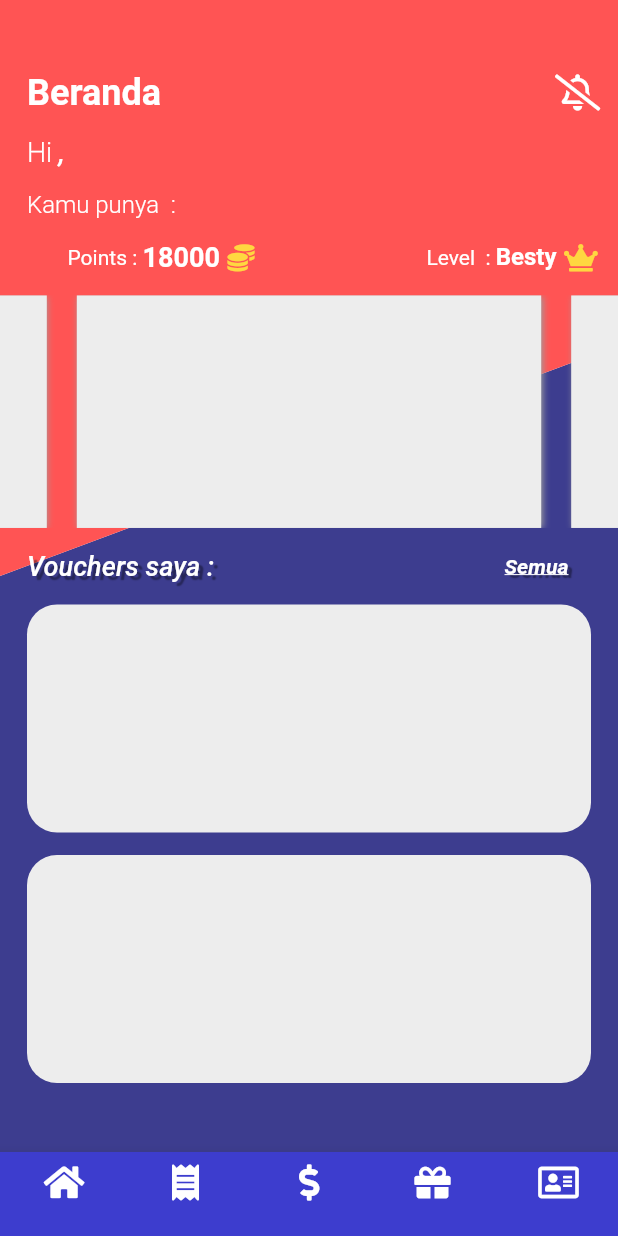
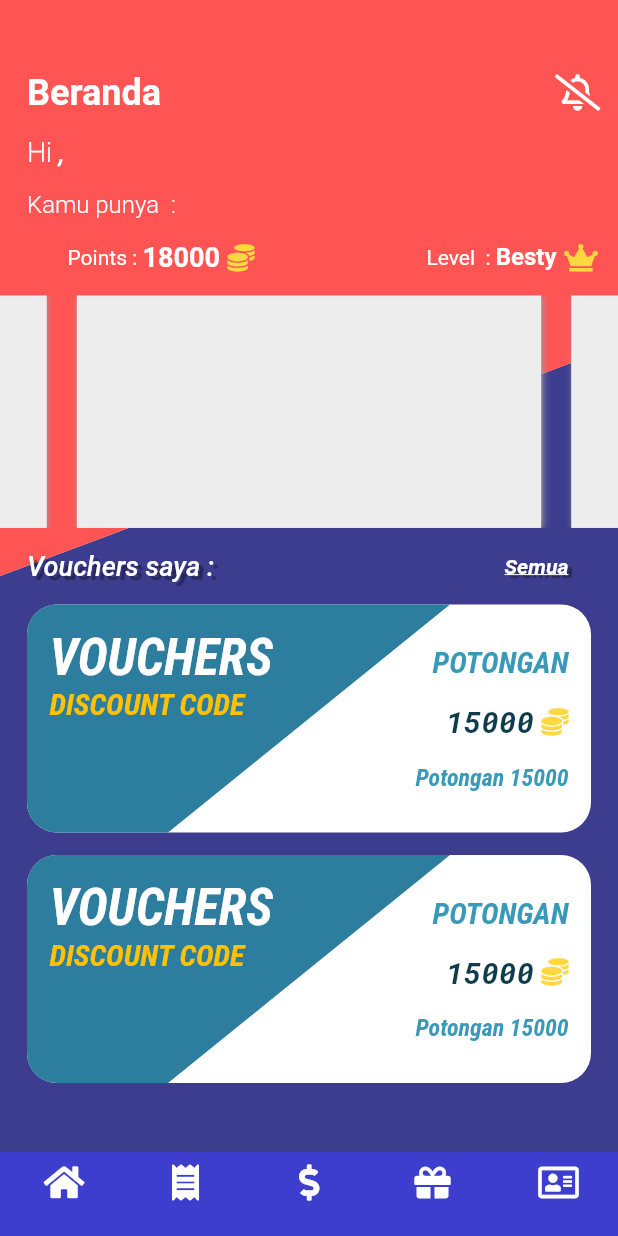
Before and after one commit to yusmardianto/CustomerLoyalty-flutter, a Flutter app: the HomePage screen opened by its route, after a tap on an icon or button, on a phone screen of 412 x 824 dp. Run offline on Flutter 3.47's test engine with Material 2 defaults, Android fonts, the phone set to English and light mode, and no system bars; drawn by our look-alikes of carousel_slider; our stand-ins replace flutter_form_builder, fluttertoast, font_awesome_flutter, google_fonts, shared_preferences; missing offline and left inert: dart:ffi, oauth2; accounts and stored records are empty; Roboto replaces fonts that are missing (PT_Mono).

Commit message:
voucher template done

```diff
--- /dev/null
+++ b/lib/CustomShape/voucher_shape.dart
@@ -0,0 +1,39 @@
+import 'dart:typed_data';
+
+import 'package:flutter/material.dart';
+import 'dart:ui' as ui;
+
+import 'package:flutter/services.dart';
+
+class VoucherPainter extends CustomPainter {
+  // ui.Image assetImage;
+  // VoucherPainter(this.assetImage) : super();
+  String type;
+  VoucherPainter(this.type) : super();
+
+  @override
+  void paint(Canvas canvas, Size size) async{
+    var paint = Paint();
+    if(type == "Voucher Code"){
+      paint.color = Color.fromRGBO(45, 125, 159, 1);
+    }
+    else{
+      paint.color = Color.fromRGBO(255, 84, 84, 1);
+    }
+    paint.style = PaintingStyle.fill;
+    var path = Path();
+    path.moveTo(20, 0);
+    path.lineTo(size.width*0.75,0);
+    path.lineTo(size.width*0.25, size.height);
+    path.lineTo(20, size.height);
+    path.lineTo(20, 0);
+    path.addRRect(RRect.fromRectAndCorners(Rect.fromLTWH(0, 0, 20, size.height), topLeft: Radius.circular(20), bottomLeft: Radius.circular(20)));
+    // TODO: Draw your path
+    canvas.drawPath(path, paint);
+  }
+
+  @override
+  bool shouldRepaint(CustomPainter oldDelegate) {
+    return true;
+  }
+}
--- a/lib/Util/glob_var.dart
+++ b/lib/Util/glob_var.dart
@@ -7,6 +7,10 @@ import '../main.dart';
 class GlobaVar{
   String hostRest = "https://loyalty.thamrin.xyz/ords/loyalty/loyaltymobile";
 
+  //=====================isLoading============================
+  bool _isLoading;
+  bool get isLoading => _isLoading;
+  set isLoading(value) => _isLoading = value;
   //=====================shownotif============================
   bool _isShowNotif;
   bool get isShowNotif => _isShowNotif;
@@ -34,6 +38,7 @@ class GlobaVar{
   }
   Future initGlobVar() async {
     _isShowNotif = true;
+    _isLoading = false;
     prefs = await SharedPreferences.getInstance();
     if(prefs.getString("clientCred")==null){
       prefs.setString("clientCred", json.encode({
--- a/lib/api/auths.dart
+++ b/lib/api/auths.dart
@@ -6,19 +6,17 @@ class Auths{
   login (user,pass)async{
     try{
       var res = await utils.post({"user":user,"pass":pass}, globVar.hostRest+"/auth/",secure: true);
-      if(res["STATUS"]==1){
-        var json = res["DATA"];
+      var json = res["DATA"];
+      if(res["STATUS"]==1 && json["STATUS"]=="OK"){
         globVar.auth = Auth.fromJson(json);
-        if(json["STATUS"]=="OK"){
           var fetchUser = await Users().saveUser(json["G_CUST_ID"],json["G_CORP"]);
-          if(!fetchUser){
+        if(!fetchUser){
             return {"STATUS":false,"DATA":"Gagal menghubungi server. Silakan mengecek internet anda."};
           }
-        }
         return {"STATUS":json["STATUS"]=="OK","DATA":json["LOGIN_MESSAGE"]};
       }
       else{
-        return {"STATUS":false,"DATA":"Gagal menghubungi server. Silakan mengecek internet anda."};
+        return {"STATUS":false,"DATA":(res["STATUS"]==1)?res["DATA"]:"Gagal menghubungi server. Silakan mengecek internet anda."};
       }
     }
     catch(e){
--- a/lib/home_page.dart
+++ b/lib/home_page.dart
@@ -2,6 +2,7 @@ import 'package:flutter/cupertino.dart';
 import 'package:flutter/material.dart';
 import 'package:flutter/services.dart';
 import 'CustomShape/diagonal_shaper.dart';
+import 'CustomShape/voucher_shape.dart';
 import 'package:font_awesome_flutter/font_awesome_flutter.dart';
 import 'package:carousel_slider/carousel_slider.dart';
 import 'main.dart';
@@ -15,6 +16,22 @@ class HomePage extends StatefulWidget {
 }
 
 class _HomePageState extends State<HomePage> {
+
+  loadVoucher()async {
+    setState(() {
+      globVar.isLoading = true;
+    });
+    await Future.delayed(Duration(seconds: 2));
+    setState(() {
+      globVar.isLoading = false;
+    });
+
+  }
+  @override
+  void initState() {
+    loadVoucher();
+    super.initState();
+  }
   @override
   Widget build(BuildContext context) {
     return Scaffold(
@@ -236,12 +253,61 @@ class _HomePageState extends State<HomePage> {
                         itemCount: 2,
                         itemBuilder: (context,index)=>Padding(
                           padding: EdgeInsets.only(top:15),
-                          child: Container(
-                            height: 152,
-                            decoration: BoxDecoration(
-                                borderRadius: BorderRadius.circular(20),
-                                color: Color.fromRGBO(237, 237, 237, 1)
-                            ),
+                          child: Stack(
+                            children: [
+                              Container(
+                                height: 152,
+                                width: MediaQuery.of(context).size.width,
+                                decoration: BoxDecoration(
+                                    borderRadius: BorderRadius.circular(20),
+                                    color: Colors.white,
+                                ),
+                                child: CustomPaint(
+                                  painter: VoucherPainter("Voucher Code"),
+                                ),
+                              ),
+                              Container(
+                                padding: EdgeInsets.all(15),
+                                height: 152,
+                                decoration: (globVar.isLoading)?BoxDecoration(
+                                    borderRadius: BorderRadius.circular(20),
+                                    color: Color.fromRGBO(237, 237, 237, 1)
+                                ):null,
+                                child: (globVar.isLoading)?null:Row(
+                                  mainAxisAlignment: MainAxisAlignment.spaceBetween,
+                                  children: [
+                                    Column(
+                                      mainAxisAlignment: MainAxisAlignment.start,
+                                      crossAxisAlignment: CrossAxisAlignment.start,
+                                      children: [
+                                        Text("VOUCHERS",style: GoogleFonts.robotoCondensed(textStyle: TextStyle(color: Colors.white,fontWeight: FontWeight.w700,fontSize: 34, fontStyle: FontStyle.italic),),),
+                                        Text("DISCOUNT CODE",style: GoogleFonts.robotoCondensed(textStyle: TextStyle(color: Colors.amber,fontWeight: FontWeight.w700,fontSize: 20, fontStyle: FontStyle.italic),),),
+                                      ],
+                                    ),
+                                    Column(
+                                      mainAxisAlignment: MainAxisAlignment.center,
+                                      crossAxisAlignment: CrossAxisAlignment.end,
+                                      children: [
+                                        Text("POTONGAN",style: GoogleFonts.robotoCondensed(textStyle: TextStyle(color: Color.fromRGBO(57,153,184,1),fontWeight: FontWeight.w700,fontSize: 20, fontStyle: FontStyle.italic),),),
+                                        Padding(
+                                          padding: const EdgeInsets.only(top:15.0,bottom: 15.0),
+                                          child: Row(
+                                            children: [
+                                              Text("15000",style: GoogleFonts.robotoMono(textStyle: TextStyle(color: Color.fromRGBO(14,60,74,1),fontWeight: FontWeight.w700,fontSize: 20, fontStyle: FontStyle.italic),),),
+                                              Container(
+                                                padding: EdgeInsets.only(left: 5),
+                                                child: Icon(FontAwesomeIcons.coins,size: 18,color:Colors.amberAccent),
+                                              ),
+                                            ],
+                                          ),
+                                        ),
+                                        Text("Potongan 15000",style: GoogleFonts.robotoCondensed(textStyle: TextStyle(color: Color.fromRGBO(57,153,184,1),fontWeight: FontWeight.w700,fontSize: 16, fontStyle: FontStyle.italic),),),
+                                      ],
+                                    ),
+                                  ],
+                                ),
+                              ),
+                            ],
                           ),
                         ),
                       ),
--- a/lib/transactions.dart
+++ b/lib/transactions.dart
@@ -19,12 +19,11 @@ class Transactions extends StatefulWidget {
 class _TransactionsState extends State<Transactions> {
   final search = new TextEditingController();
   List<Transaction> transList = [];
-  bool isLoading = false;
   String start_date = DateFormat('dd-MMM-yyyy').format(DateTime(DateTime.now().year,1,1));
   String end_date = DateFormat('dd-MMM-yyyy').format(DateTime.now());
   void loadTransactions()async{
     setState(() {
-      isLoading = true;
+      globVar.isLoading = true;
     });
     var res = await Trans().getList(start_date,end_date);
     if(res["STATUS"]==1){
@@ -34,7 +33,7 @@ class _TransactionsState extends State<Transactions> {
       }
     }
     setState(() {
-      isLoading = false;
+      globVar.isLoading = false;
     });
   }
   @override
@@ -91,7 +90,7 @@ class _TransactionsState extends State<Transactions> {
                   ),
                   SizedBox(height: 26,),
                   Expanded(
-                    child: (transList.length==0)?Center(child: (isLoading)?CircularProgressIndicator():Text("Data kosong",style: TextStyle(fontSize: 18,fontWeight: FontWeight.w500,color: Colors.black54),)):Column(
+                    child: (transList.length==0)?Center(child: (globVar.isLoading)?CircularProgressIndicator():Text("Data kosong",style: TextStyle(fontSize: 18,fontWeight: FontWeight.w500,color: Colors.black54),)):Column(
                       children: [
                         // Container(
                         //   padding: EdgeInsets.only(left: 18,right:18,top: 11,bottom: 11),
```
